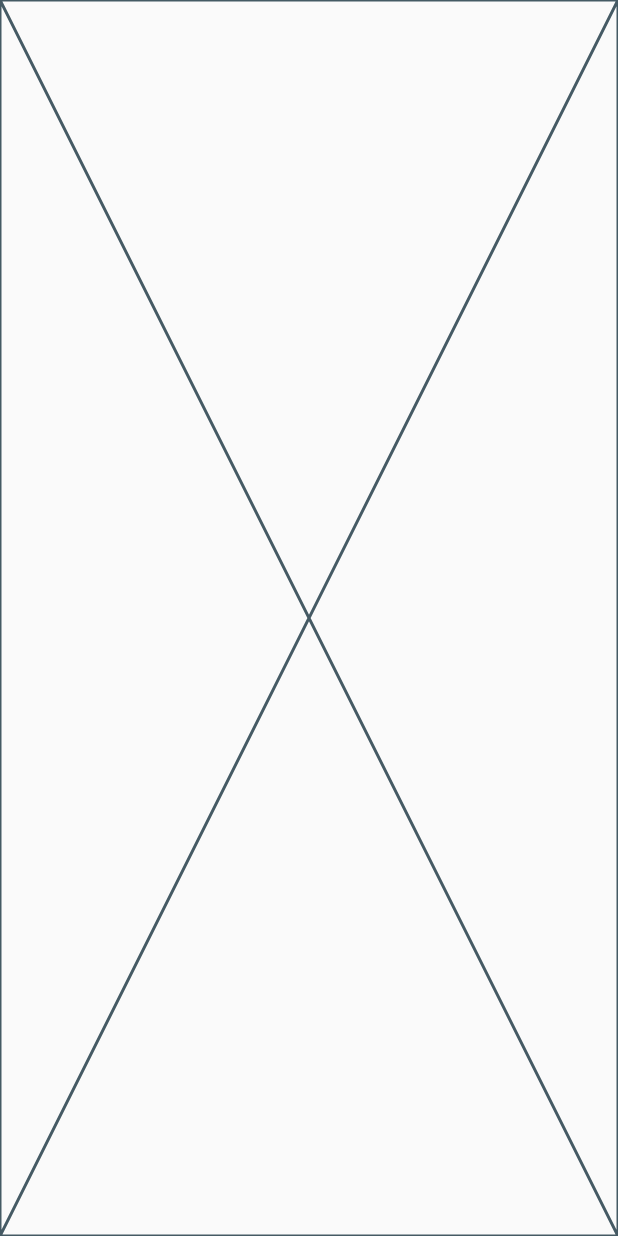
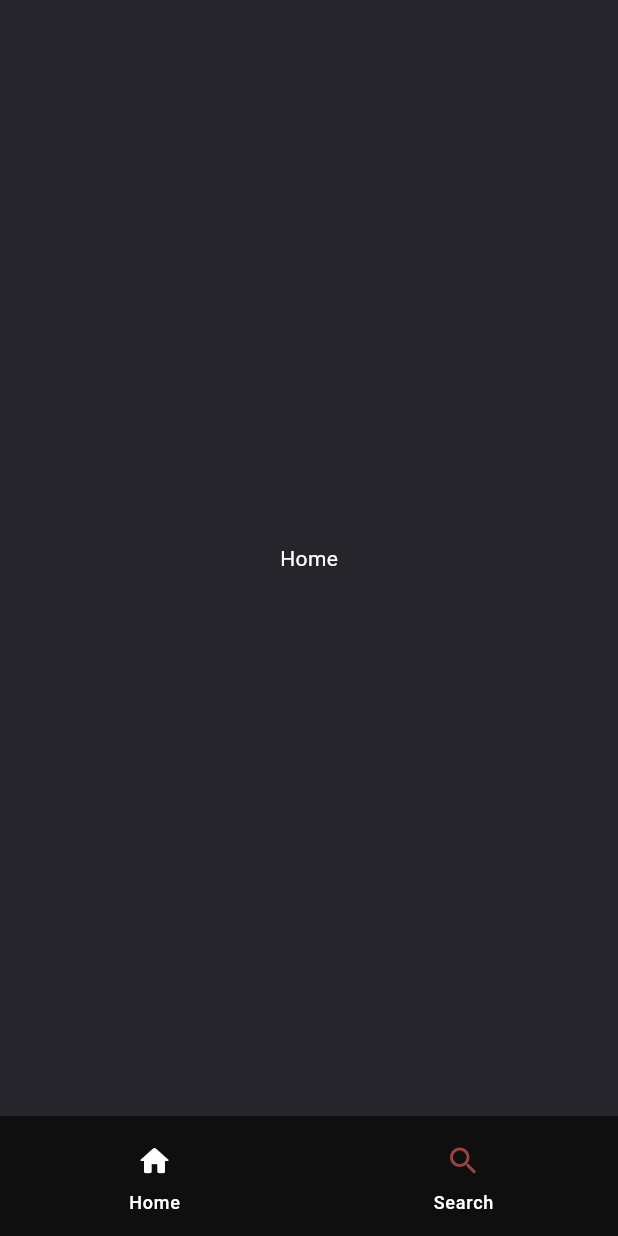
Before and after one commit to Deepacks/spotify-carbon, a Flutter app: the screen it shows after launch, on a phone screen of 412 x 824 dp. Run offline on Flutter 3.47's test engine with Material 2 defaults, Android fonts, the phone set to English and light mode, and no system bars; missing offline and left inert: spotiflutter; statements that could not run were skipped.

```diff
--- a/lib/main.dart
+++ b/lib/main.dart
@@ -1,38 +1,36 @@
 import 'package:flutter/material.dart';
 
-import 'package:spotiflutter/spotiflutter.dart';
+import 'views/home_view.dart';
 
 void main() {
+  Paint.enableDithering = true;
   runApp(const MyApp());
 }
 
-class MyApp extends StatefulWidget {
+class MyApp extends StatelessWidget {
   const MyApp({super.key});
 
   @override
-  State<MyApp> createState() => _MyAppState();
-}
-
-class _MyAppState extends State<MyApp> {
-  final _spotiflutter = Spotiflutter((_) {});
-
-  bool _isConnected = false;
-
-  @override
-  void didChangeDependencies() async {
-    _isConnected = await _spotiflutter.isConnected ?? false;
-    if (!_isConnected) _spotiflutter.connect();
-    super.didChangeDependencies();
-  }
-
-  @override
   Widget build(BuildContext context) {
-    return const MaterialApp(
-      home: Scaffold(
-        body: SafeArea(
-          child: Placeholder(),
+    return MaterialApp(
+      theme: ThemeData(
+        colorScheme: const ColorScheme(
+          brightness: Brightness.dark,
+          primary: Color(0xffCE1C32),
+          onPrimary: Colors.white,
+          secondary: Color(0xff672026),
+          onSecondary: Colors.white,
+          error: Colors.red,
+          onError: Colors.white,
+          background: Colors.transparent,
+          onBackground: Colors.white,
+          surface: Color(0xff27252C),
+          onSurface: Colors.white,
         ),
+        useMaterial3: true,
       ),
+      home: const HomeView(),
+      debugShowCheckedModeBanner: false,
     );
   }
 }
--- /dev/null
+++ b/lib/views/home_view.dart
@@ -0,0 +1,54 @@
+import 'package:flutter/material.dart';
+import 'package:spotiflutter/spotiflutter.dart';
+
+import '../widgets/gradient_container.dart';
+import '../widgets/navbar.dart';
+
+class HomeView extends StatefulWidget {
+  const HomeView({super.key});
+
+  @override
+  State<HomeView> createState() => _HomeViewState();
+}
+
+class _HomeViewState extends State<HomeView> {
+  final _spotiflutter = Spotiflutter((_) {});
+
+  bool _isRemoteConnected = false;
+
+  @override
+  void didChangeDependencies() async {
+    _isRemoteConnected = await _spotiflutter.isConnected ?? false;
+    if (!_isRemoteConnected) _spotiflutter.connect();
+    super.didChangeDependencies();
+  }
+
+  int currentPageIndex = 0;
+  void onDestinationSelected(int pageIndex) {
+    setState(() {
+      currentPageIndex = pageIndex;
+    });
+  }
+
+  @override
+  Widget build(BuildContext context) {
+    return GradientContainer(
+      child: Scaffold(
+        bottomNavigationBar: Navbar(
+          currentPageIndex: currentPageIndex,
+          onDestinationSelected: onDestinationSelected,
+        ),
+        body: SafeArea(
+          child: [
+            const Center(
+              child: Text("Home"),
+            ),
+            const Center(
+              child: Text("Search"),
+            ),
+          ][currentPageIndex],
+        ),
+      ),
+    );
+  }
+}
--- /dev/null
+++ b/lib/widgets/gradient_container.dart
@@ -0,0 +1,25 @@
+import 'package:flutter/material.dart';
+
+class GradientContainer extends StatelessWidget {
+  const GradientContainer({super.key, required this.child});
+
+  final Widget child;
+
+  @override
+  Widget build(BuildContext context) {
+    return Container(
+      decoration: const BoxDecoration(
+        gradient: LinearGradient(
+          begin: Alignment.topLeft,
+          end: Alignment.bottomRight,
+          stops: [0.0, 0.75],
+          colors: [
+            Color(0xff3F151C),
+            Color(0xff100F0F),
+          ],
+        ),
+      ),
+      child: child,
+    );
+  }
+}
--- /dev/null
+++ b/lib/widgets/navbar.dart
@@ -0,0 +1,45 @@
+import 'package:flutter/material.dart';
+
+class Navbar extends StatelessWidget {
+  const Navbar({
+    super.key,
+    required this.currentPageIndex,
+    required this.onDestinationSelected,
+  });
+
+  final int currentPageIndex;
+  final void Function(int) onDestinationSelected;
+
+  @override
+  Widget build(BuildContext context) {
+    return NavigationBar(
+      backgroundColor: const Color(0xff100F0F),
+      surfaceTintColor: Colors.transparent,
+      indicatorColor: Colors.transparent,
+      selectedIndex: currentPageIndex,
+      onDestinationSelected: onDestinationSelected,
+      destinations: const [
+        NavigationDestination(
+            icon: Icon(
+              Icons.home_outlined,
+              color: Color(0xff944545),
+            ),
+            selectedIcon: Icon(
+              Icons.home_rounded,
+              color: Colors.white,
+            ),
+            label: 'Home'),
+        NavigationDestination(
+            icon: Icon(
+              Icons.search,
+              color: Color(0xff944545),
+            ),
+            selectedIcon: Icon(
+              Icons.search,
+              color: Colors.white,
+            ),
+            label: 'Search'),
+      ],
+    );
+  }
+}
```
